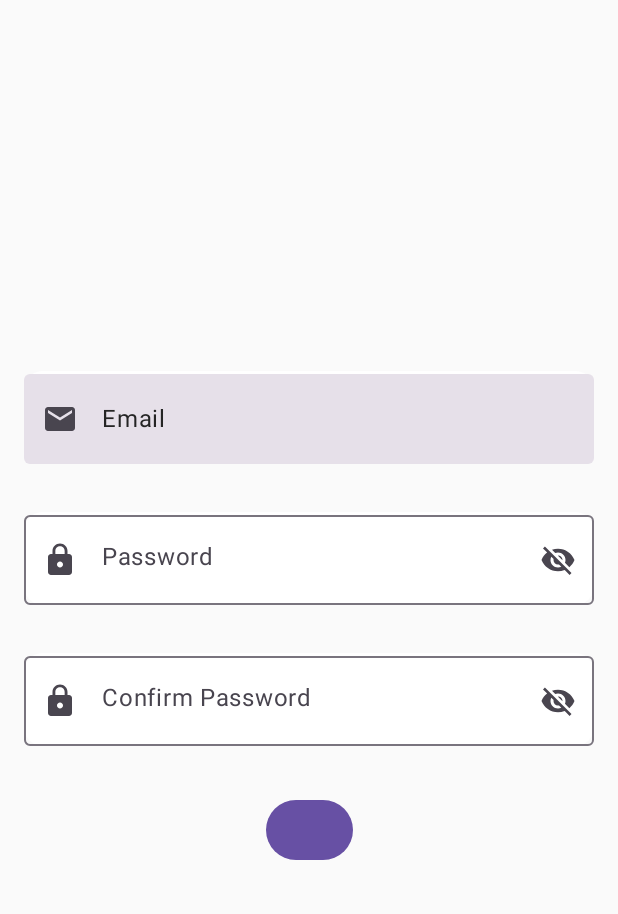
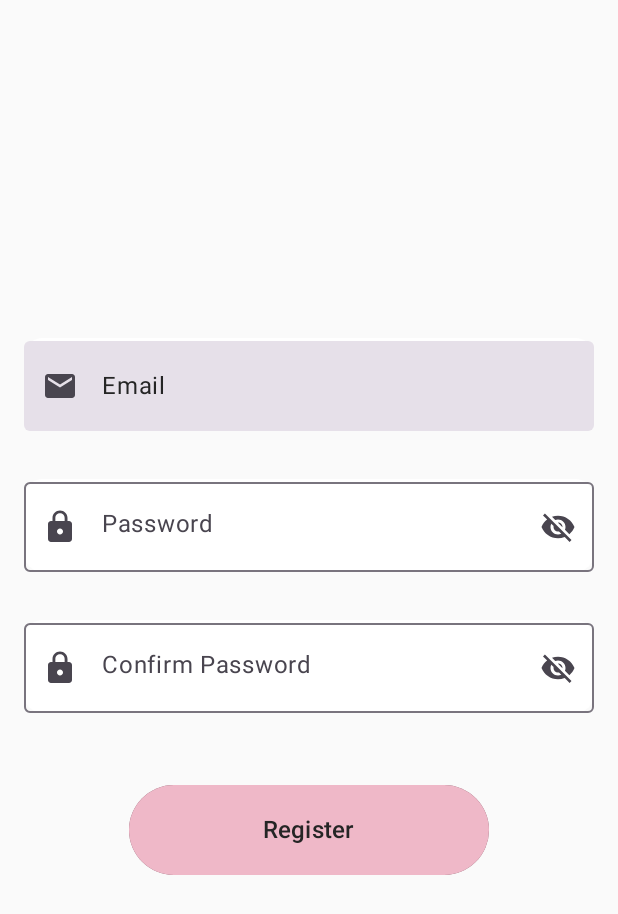
Before and after one commit to aluoch-dev/book-ish, an Android app built with Jetpack Compose: the screen it shows after launch (BookishActivity), on a phone screen of 412 x 824 dp. Shown: the top 914 px of the screen. Run offline under Robolectric (Android 15) with nearby library versions, the phone set to English and light mode, and no system bars; our stand-ins replace Dagger/Hilt's generated code.

Commit message:
update to include buttons

```diff
--- /dev/null
+++ b/app/src/main/kotlin/com/bookish/app/ui/elements/Buttons.kt
@@ -0,0 +1,40 @@
+package com.bookish.app.ui.elements
+
+import androidx.annotation.StringRes
+import androidx.compose.material3.Button
+import androidx.compose.material3.ButtonDefaults
+import androidx.compose.material3.Text
+import androidx.compose.material3.TextButton
+import androidx.compose.runtime.Composable
+import androidx.compose.ui.Modifier
+import androidx.compose.ui.res.stringResource
+import androidx.compose.ui.unit.sp
+import com.bookish.app.ui.theme.basicButtonDefaultColors
+import com.bookish.app.ui.theme.basicButtonModifier
+import com.bookish.app.ui.theme.linkTextStyle
+import com.bookish.app.ui.theme.textButtonDefaultColors
+
+@Composable
+fun BasicTextButton(
+    @StringRes text: Int,
+    onClick: () -> Unit) {
+    TextButton(
+        onClick = onClick,
+        colors = textButtonDefaultColors()
+    ) {
+        Text(text = stringResource(text)) }
+}
+
+@Composable
+fun BasicButton(
+    @StringRes text: Int,
+    onClick: () -> Unit
+) {
+    Button(
+        onClick = onClick,
+        modifier = basicButtonModifier(),
+        colors = basicButtonDefaultColors()
+    ) {
+        Text(text = stringResource(text), fontSize = 16.sp)
+    }
+}
--- a/app/src/main/kotlin/com/bookish/app/ui/register/Register.kt
+++ b/app/src/main/kotlin/com/bookish/app/ui/register/Register.kt
@@ -18,6 +18,7 @@ import androidx.compose.ui.unit.dp
 import androidx.hilt.navigation.compose.hiltViewModel
 import com.bookish.R
 import com.bookish.app.ui.DefaultSpacer
+import com.bookish.app.ui.elements.BasicButton
 import com.bookish.app.ui.elements.ConfirmPasswordField
 import com.bookish.app.ui.elements.PasswordField
 import com.bookish.app.ui.elements.EmailField
@@ -43,7 +44,6 @@ fun Register(
         DefaultSpacer()
         ConfirmPasswordField(uiState.confirmPassword, viewModel::onConfirmPasswordChange)
         DefaultSpacer()
-        Button(onClick = {}) {
-        }
+        BasicButton(text = R.string.register, viewModel::onClickRegister)
     }
 }
--- a/app/src/main/kotlin/com/bookish/app/ui/register/RegisterViewModel.kt
+++ b/app/src/main/kotlin/com/bookish/app/ui/register/RegisterViewModel.kt
@@ -28,4 +28,8 @@ class RegisterViewModel {
     fun onConfirmPasswordChange(newValue: String) {
         uiState.value = uiState.value.copy(confirmPassword = newValue)
     }
+
+    fun onClickRegister() {
+
+    }
 }
--- a/app/src/main/kotlin/com/bookish/app/ui/theme/Color.kt
+++ b/app/src/main/kotlin/com/bookish/app/ui/theme/Color.kt
@@ -1,8 +1,11 @@
 package com.bookish.app.ui.theme
 
+import androidx.compose.material3.ButtonColors
+import androidx.compose.material3.ButtonDefaults
 import androidx.compose.material3.ExperimentalMaterial3Api
 import androidx.compose.material3.TextFieldColors
 import androidx.compose.material3.TextFieldDefaults
+import androidx.compose.material3.contentColorFor
 import androidx.compose.runtime.Composable
 import androidx.compose.ui.graphics.Color
 
@@ -35,3 +38,22 @@ fun inputTextFieldDefaultColors(): TextFieldColors {
         unfocusedIndicatorColor = transparent
     )
 }
+
+
+@Composable
+fun textButtonDefaultColors(): ButtonColors {
+    return ButtonDefaults.buttonColors(
+    contentColor = primaryCharcoal
+    )
+}
+
+@Composable
+fun basicButtonDefaultColors(): ButtonColors {
+    return ButtonDefaults.buttonColors(
+        containerColor = Pink80,
+        contentColor = primaryCharcoal,
+        disabledContainerColor = Pink40,
+        disabledContentColor = primaryCharcoal
+
+    )
+}
--- a/app/src/main/kotlin/com/bookish/app/ui/theme/Shape.kt
+++ b/app/src/main/kotlin/com/bookish/app/ui/theme/Shape.kt
@@ -3,3 +3,4 @@ package com.bookish.app.ui.theme
 import androidx.compose.foundation.shape.RoundedCornerShape
 
 val midRoundedCorners= RoundedCornerShape(20)
+val roundedCorners = RoundedCornerShape(50)
--- a/app/src/main/kotlin/com/bookish/app/ui/theme/Type.kt
+++ b/app/src/main/kotlin/com/bookish/app/ui/theme/Type.kt
@@ -5,6 +5,7 @@ import androidx.compose.foundation.layout.fillMaxHeight
 import androidx.compose.foundation.layout.fillMaxWidth
 import androidx.compose.foundation.layout.heightIn
 import androidx.compose.foundation.layout.padding
+import androidx.compose.foundation.layout.widthIn
 import androidx.compose.material3.Typography
 import androidx.compose.runtime.Composable
 import androidx.compose.ui.Modifier
@@ -94,3 +95,11 @@ fun screenModifier(): Modifier {
         .fillMaxHeight()
         .padding(32.dp)
 }
+
+fun basicButtonModifier() : Modifier {
+    return Modifier
+        .padding(16.dp)
+        .background(Pink40, roundedCorners)
+        .heightIn(min = 60.dp)
+        .widthIn(min = 240.dp)
+}
--- a/app/src/main/res/values/strings.xml
+++ b/app/src/main/res/values/strings.xml
@@ -8,4 +8,5 @@
     <string name="password">Password</string>
     <string name="confirm_password">Confirm Password</string>
     <string name="username">Username</string>
+    <string name="register">Register</string>
 </resources>
```
